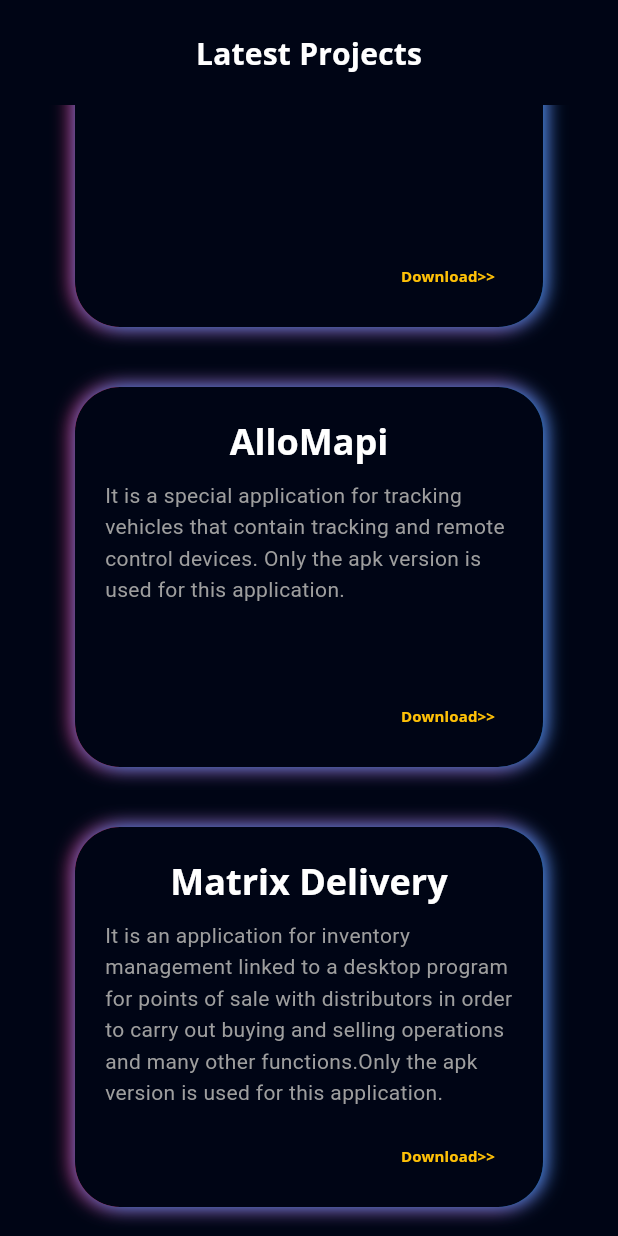
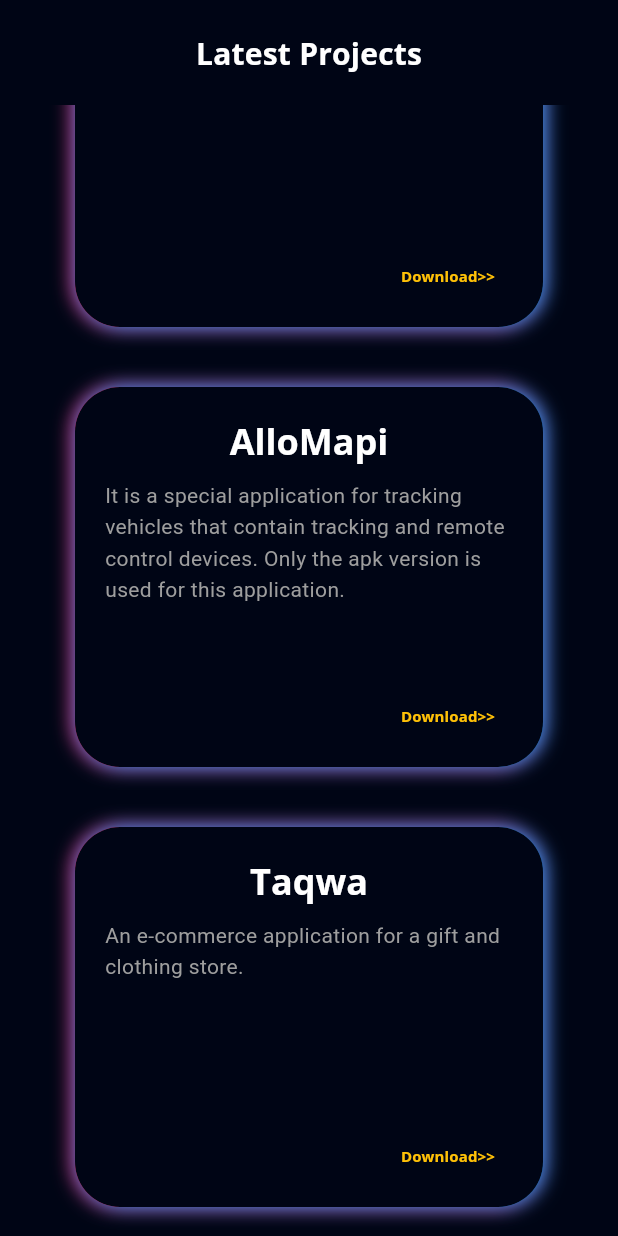
Before and after one commit to rabhaBachir/rabhaBachir.github.io, a Flutter app: the ProjectsView screen opened directly, scrolled down 1592 dp, on a phone screen of 412 x 824 dp. Run offline on Flutter 3.47's test engine with Material 3 defaults, Android fonts, the phone set to English and light mode, and no system bars; our stand-ins replace flutter_svg, font_awesome_flutter, get, google_fonts, photo_view.

Commit message:
update cv

```diff
--- a/lib/model/project_model.dart
+++ b/lib/model/project_model.dart
@@ -11,11 +11,11 @@ List<Project> projectList = [
     'Hobla e-commerce application',
     'An e-commerce app with a commission system for marketers, allowing them to open accounts and market products.',
     'assets/images/coffee.png',
-    'https://play.google.com/store/apps/details?id=com.hobla.app&pcampaignid=web_share',
+    'https://apps.apple.com/dz/app/hobla/id6466740923?l=fr-FR',
   ),
   Project(
     'The Doctor-Bita',
-    ' An app connecting doctors and patients for appointment booking and health monitoring via a chat system.',
+    'An app connecting doctors and patients for appointment booking and health monitoring via a chat system.',
     'assets/images/car.png',
     'https://play.google.com/store/apps/details?id=com.betaAppdoctor.app&pcampaignid=web_share',
   ),
@@ -44,29 +44,19 @@ List<Project> projectList = [
       'It is a special application for tracking vehicles that contain tracking and remote control devices. Only the apk version is used for this application.',
       'assets/images/doctor.png',
       'https://drive.google.com/file/d/1mnxyawaBB8ybgRJT5Fx2WUHKewHQqgbh/view?usp=drivesdk'),
-  Project(
+  /*Project(
       'Matrix Delivery',
       'It is an application for inventory management linked to a desktop program for points of sale with distributors in order to carry out buying and selling operations and many other functions.Only the apk version is used for this application.',
       'assets/images/doctor.png',
       'https://drive.google.com/file/d/1mnxyawaBB8ybgRJT5Fx2WUHKewHQqgbh/view?usp=drivesdk'),
   Project(
-      'Monasire',
-      'A special application for national clubs and their followers, displaying matches according to teams and dates.',
+      'Matrix client',
+      'An application provided by point of sale owners to their customers.',
       'assets/images/chat.png',
-      'https://play.google.com/store/apps/details?id=com.moonassirApplication.app&pcampaignid=web_share'),
+      'https://play.google.com/store/apps/details?id=com.moonassirApplication.app&pcampaignid=web_share'),*/
   Project(
-      'Gift Shop',
+      'Taqwa',
       'An e-commerce application for a gift and clothing store.',
       'assets/images/cui.png',
-      'https://play.google.com/store/apps/details?id=com.giftshop.client'),
-  Project(
-      'Mazadi',
-      'An application for displaying properties offered in auctions affiliated with the National Chamber of Judicial Bailiffs',
-      'assets/images/player.png',
-      'https://play.google.com/store/apps/details?id=com.cnhj_mazad.app'),
-  Project(
-      'Huissier de justice',
-      'A special application for judicial bailiffs affiliated with the National Chamber of Judicial Reporters to exchange documents and information related to the court',
-      'assets/images/recipe.png',
-      'https://play.google.com/store/apps/details?id=com.huissier_justice.app&pcampaignid=web_share'),
+      'https://drive.google.com/file/d/16MP8xL35jhSHSD_01xZrzl53Nlu4xu6E/view?usp=sharing'),
 ];
--- a/lib/view/intro/components/download_button.dart
+++ b/lib/view/intro/components/download_button.dart
@@ -11,7 +11,7 @@ class DownloadButton extends StatelessWidget {
     return InkWell(
       onTap: () {
         launchUrl(Uri.parse(
-            "https://drive.google.com/file/d/1nhyh6UOVA57UoSSDuky1wGMWo50xyPiK/view?usp=sharing"));
+            "https://drive.google.com/file/d/1evXojWD9ap39Rz7paTZfwOD1baHcuMHH/view?usp=sharing"));
       },
       child: Container(
         alignment: Alignment.center,
```
